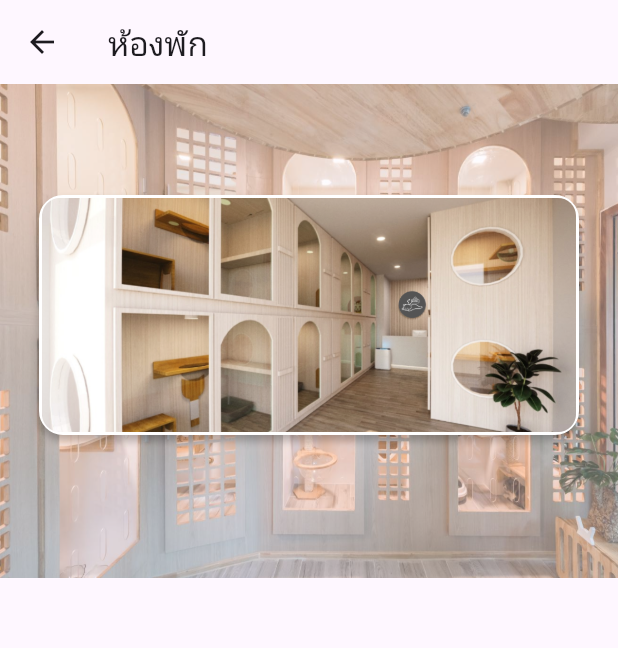
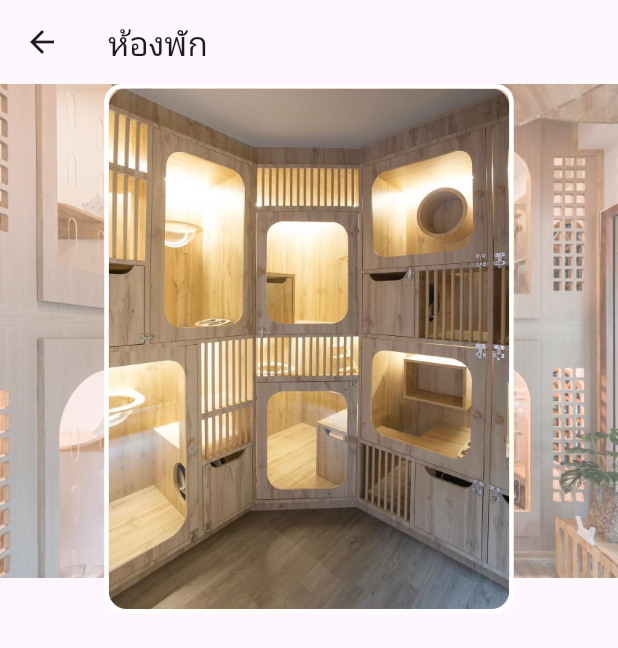
Before and after one commit to megnesiumm/pethotel_applications, a Flutter app: the RoomPage screen opened by its route, on a phone screen of 412 x 824 dp. Shown: the top 648 px of the screen. Run offline on Flutter 3.47's test engine with Material 3 defaults, Android fonts, the phone set to English and light mode, and no system bars; our stand-ins replace firebase_auth, flutter_svg, google_sign_in; missing offline and left inert: flutter_facebook_auth; accounts and stored records are empty; network calls fail.

Commit message:
feat: Refactor RoomPage header layout; update image assets and styling for improved presentation

```diff
--- a/lib/modules/room_page/pages/room_page.dart
+++ b/lib/modules/room_page/pages/room_page.dart
@@ -21,34 +21,36 @@ Widget _buildHeader(BuildContext context) {
         opacity: 0.65,
         child: Image.asset(
           'assets/images/homepage1.png',
-          width: MediaQuery.of(context).size.width,
+
           height: MediaQuery.of(context).size.height * 0.4,
           fit: BoxFit.cover,
         ),
       ),
-
-      Positioned(
-        top: 74,
-        left: MediaQuery.of(context).size.width / 2 - 180,
+      Center(
+        child: Text(
+          'CAPSULE',
+          style: TextStyle(
+            fontSize: 32,
+            fontWeight: FontWeight.bold,
+            color: Colors.black,
+            shadows: [],
+          ),
+        ),
+      ),
+      Center(
         child: Container(
-          width: 360,
-          height: 160,
+          width: 273,
+          height: 353,
           decoration: BoxDecoration(
-            color: Colors.white.withOpacity(0.2),
-            borderRadius: BorderRadius.circular(16),
-            border: Border.all(color: Colors.white, width: 2),
-            boxShadow: const [
-              BoxShadow(
-                color: Colors.black26,
-                blurRadius: 4,
-                offset: Offset(0, 4),
-              ),
-            ],
+            border: Border.all(color: Colors.white, width: 3),
+            borderRadius: BorderRadius.circular(12),
           ),
           child: ClipRRect(
             borderRadius: BorderRadius.circular(12),
             child: Image.asset(
-              'assets/images/backgroundlogin.png',
+              'assets/images/cat4.png',
+              width: 273,
+              height: 353,
               fit: BoxFit.cover,
             ),
           ),
```
